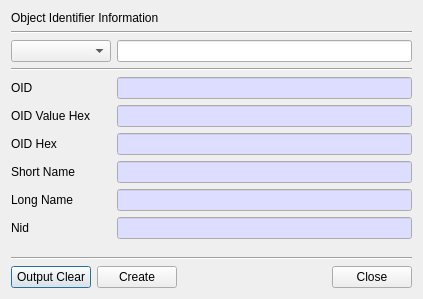
jykim74/BerEditor, file BerEditor/oid_info_dlg.ui: the form before one commit.
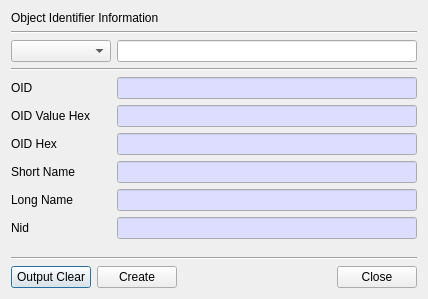
The form after the commit.

The edit to the form file:
```diff
--- a/BerEditor/oid_info_dlg.ui
+++ b/BerEditor/oid_info_dlg.ui
@@ -6,7 +6,7 @@
    <rect>
     <x>0</x>
     <y>0</y>
-    <width>423</width>
+    <width>426</width>
     <height>299</height>
    </rect>
   </property>
@@ -47,7 +47,7 @@
       <widget class="QLineEdit" name="mInputText">
        <property name="minimumSize">
         <size>
-         <width>240</width>
+         <width>300</width>
          <height>0</height>
         </size>
        </property>
```
